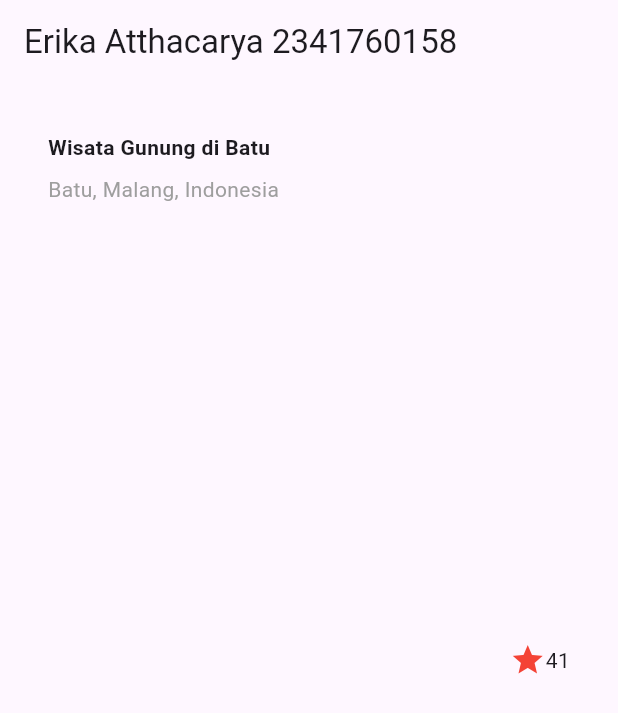
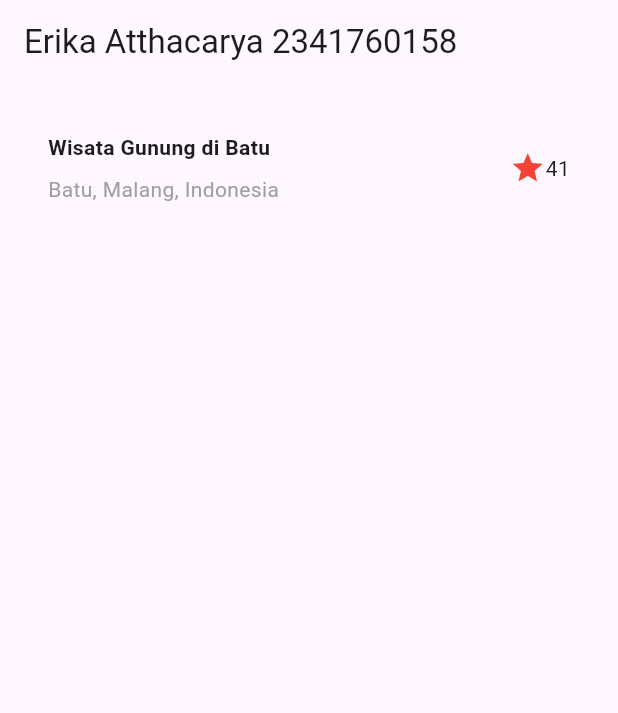
Before and after one commit to erikaatthacarya/flutter-fundamental-part2, a Flutter app: the screen it shows after launch, on a phone screen of 412 x 824 dp. Shown: the top 713 px of the screen. Run offline on Flutter 3.47's test engine with Material 3 defaults, Android fonts, the phone set to English and light mode, and no system bars.

Commit message:
implementasi soal 1 + dokumentasi

```diff
--- a/lib/main.dart
+++ b/lib/main.dart
@@ -5,22 +5,8 @@ void main() => runApp(const MyApp());
 class MyApp extends StatelessWidget {
   const MyApp({super.key});
 
-  @override
-  Widget build(BuildContext context) {
-    return MaterialApp(
-      title: 'Flutter layout: Nama dan NIM Anda',
-      home: Scaffold(
-        appBar: AppBar(
-          title: const Text('Erika Atthacarya 2341760158'),
-        ),
-        body: titleSection, // tampilkan titleSection di body
-      ),
-    );
-  }
-}
-
-// Widget titleSection
-Widget titleSection = Container(
+  // Widget titleSection (dimasukkan ke dalam class biar lebih terstruktur)
+  Widget get titleSection => Container(
         padding: const EdgeInsets.all(32),
         child: Row(
           children: [
@@ -57,3 +43,21 @@ Widget titleSection = Container(
           ],
         ),
       );
+
+  @override
+  Widget build(BuildContext context) {
+    return MaterialApp(
+      title: 'Flutter layout: Erika Atthacarya 2341760158',
+      home: Scaffold(
+        appBar: AppBar(
+          title: const Text('Erika Atthacarya 2341760158'),
+        ),
+        body: Column(
+          children: [
+            titleSection,
+          ],
+        ),
+      ),
+    );
+  }
+}
```
Also changed, not shown: image/foto3.png (added), 1 other file. Lines whose indentation alone changed are shown as unchanged.
